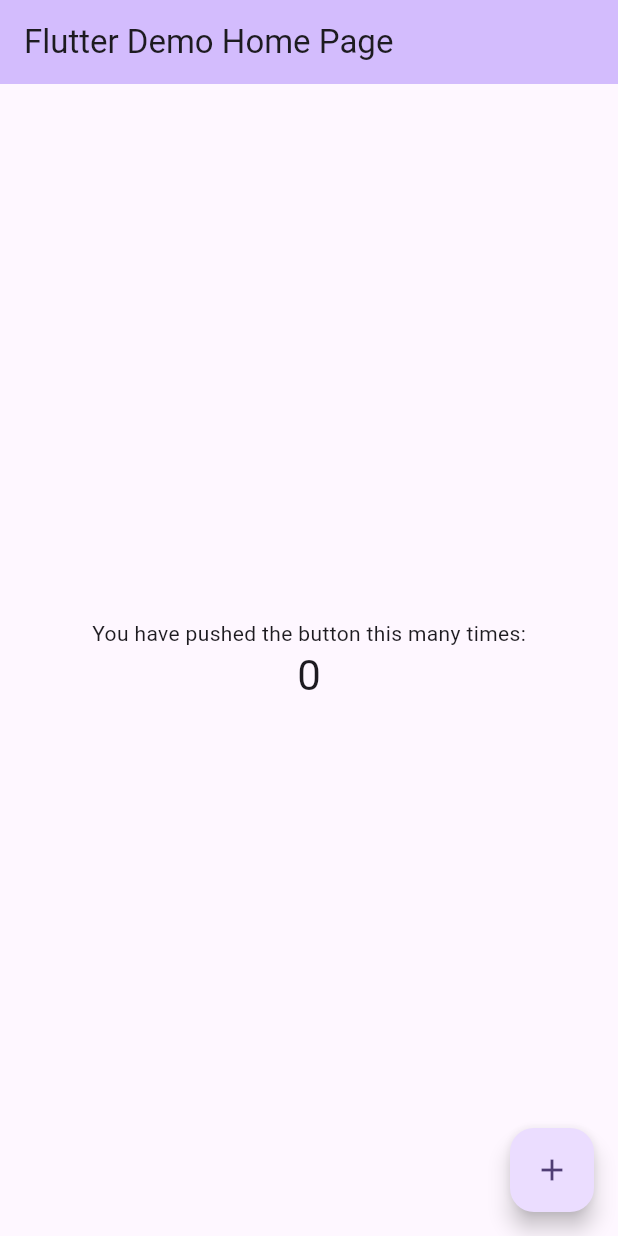
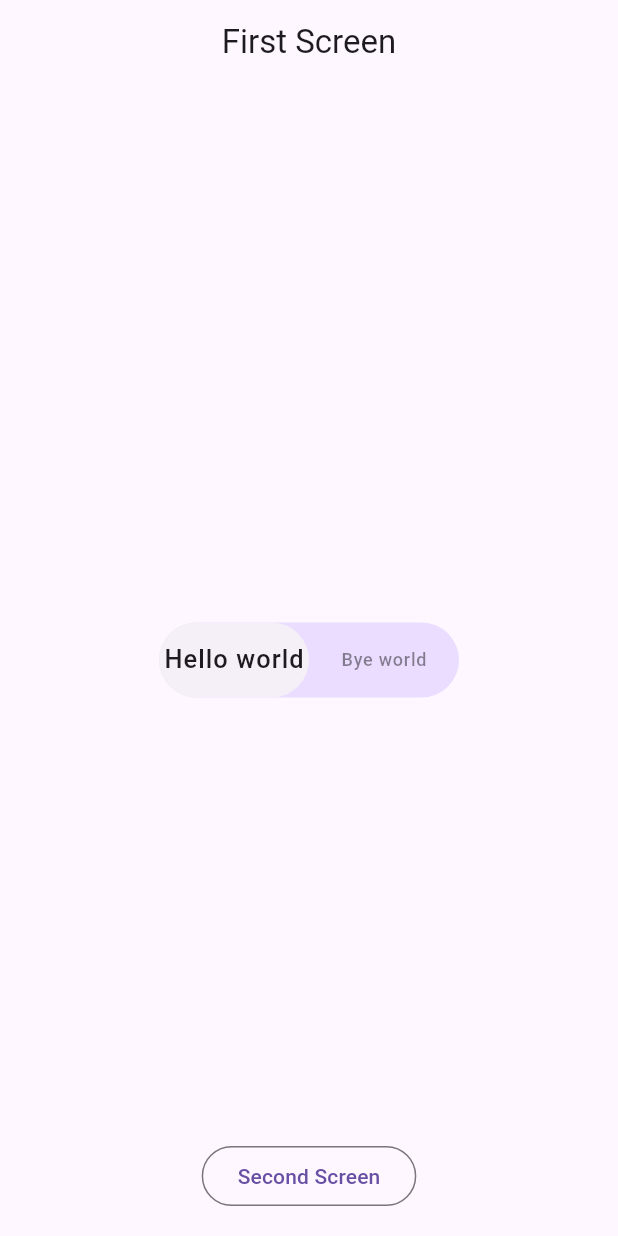
Before and after one commit to Artem-Neludimi/test_task_theme_switch, a Flutter app: the screen it shows after launch, on a phone screen of 412 x 824 dp. Run offline on Flutter 3.47's test engine with Material 2 defaults, Android fonts, the phone set to English and light mode, and no system bars; drawn by our look-alikes of animated_toggle_switch; our stand-ins replace get_it.

Commit message:
layout theming logging
2 screens layout, switch button, light dark mode, logging

```diff
--- /dev/null
+++ b/lib/locator.dart
@@ -0,0 +1,9 @@
+import 'package:get_it/get_it.dart';
+
+import 'models/logger.dart';
+
+GetIt getIt = GetIt.instance;
+
+Future<void> setupServiceLocator() async {
+  getIt.registerSingleton<Logger>(Logger());
+}
--- a/lib/main.dart
+++ b/lib/main.dart
@@ -1,7 +1,22 @@
 import 'package:flutter/material.dart';
+import 'package:test_task_theme_switch/ui/providers/theme_provider.dart';
+import 'package:test_task_theme_switch/ui/screens/first_screen.dart';
+import 'package:provider/provider.dart';
 
-void main() {
-  runApp(const MyApp());
+import 'locator.dart';
+
+void main() async {
+  WidgetsFlutterBinding.ensureInitialized();
+  await setupServiceLocator();
+
+  runApp(
+    MultiProvider(
+      providers: [
+        ChangeNotifierProvider(create: (ctx) => ThemeProvider()),
+      ],
+      child: const MyApp(),
+    ),
+  );
 }
 
 class MyApp extends StatelessWidget {
@@ -11,59 +26,8 @@ class MyApp extends StatelessWidget {
   Widget build(BuildContext context) {
     return MaterialApp(
       title: 'Flutter Demo',
-      theme: ThemeData(
-        colorScheme: ColorScheme.fromSeed(seedColor: Colors.deepPurple),
-        useMaterial3: true,
-      ),
-      home: const MyHomePage(title: 'Flutter Demo Home Page'),
+      theme: Provider.of<ThemeProvider>(context).currentTheme,
+      home: const FirstScreen(),
     );
   }
 }
-
-class MyHomePage extends StatefulWidget {
-  const MyHomePage({super.key, required this.title});
-
-  final String title;
-
-  @override
-  State<MyHomePage> createState() => _MyHomePageState();
-}
-
-class _MyHomePageState extends State<MyHomePage> {
-  int _counter = 0;
-
-  void _incrementCounter() {
-    setState(() {
-      _counter++;
-    });
-  }
-
-  @override
-  Widget build(BuildContext context) {
-    return Scaffold(
-      appBar: AppBar(
-        backgroundColor: Theme.of(context).colorScheme.inversePrimary,
-        title: Text(widget.title),
-      ),
-      body: Center(
-        child: Column(
-          mainAxisAlignment: MainAxisAlignment.center,
-          children: <Widget>[
-            const Text(
-              'You have pushed the button this many times:',
-            ),
-            Text(
-              '$_counter',
-              style: Theme.of(context).textTheme.headlineMedium,
-            ),
-          ],
-        ),
-      ),
-      floatingActionButton: FloatingActionButton(
-        onPressed: _incrementCounter,
-        tooltip: 'Increment',
-        child: const Icon(Icons.add),
-      ),
-    );
-  }
-}
--- /dev/null
+++ b/lib/models/logger.dart
@@ -0,0 +1,12 @@
+import 'dart:developer';
+
+class Logger {
+  final _logs = <Map<String, String>>[];
+
+  List<Map<String, String>> get logs => _logs;
+
+  void themeLog({required String timestamp, required String theme}) {
+    _logs.add({timestamp: theme});
+    log('$timestamp $theme');
+  }
+}
--- /dev/null
+++ b/lib/ui/providers/theme_provider.dart
@@ -0,0 +1,24 @@
+import 'package:flutter/material.dart';
+
+import '../../locator.dart';
+import '../../models/logger.dart';
+import '../theme/app_theme.dart';
+
+class ThemeProvider extends ChangeNotifier {
+  var _currentTheme = AppTheme.light;
+
+  ThemeData get currentTheme => _currentTheme;
+  bool get isDarkMode => _currentTheme == AppTheme.dark;
+
+  void themeSwitch() {
+    if (_currentTheme == AppTheme.light) {
+      _currentTheme = AppTheme.dark;
+    } else {
+      _currentTheme = AppTheme.light;
+    }
+    getIt<Logger>().themeLog(
+        timestamp: DateTime.now().toIso8601String(),
+        theme: _currentTheme.brightness.toString());
+    notifyListeners();
+  }
+}
--- /dev/null
+++ b/lib/ui/screens/first_screen.dart
@@ -0,0 +1,65 @@
+import 'package:flutter/material.dart';
+import 'package:animated_toggle_switch/animated_toggle_switch.dart';
+import 'package:provider/provider.dart';
+import 'package:test_task_theme_switch/ui/providers/theme_provider.dart';
+import 'package:test_task_theme_switch/ui/screens/second_screen.dart';
+
+class FirstScreen extends StatefulWidget {
+  const FirstScreen({super.key});
+
+  @override
+  State<FirstScreen> createState() => _FirstScreenState();
+}
+
+class _FirstScreenState extends State<FirstScreen> {
+  int switchValue = 0;
+
+  @override
+  Widget build(BuildContext context) {
+    final theme = Theme.of(context);
+
+    return Scaffold(
+      appBar: AppBar(
+        centerTitle: true,
+        title: const Text('First Screen'),
+      ),
+      body: Center(
+        child: AnimatedToggleSwitch<int>.size(
+          current: switchValue,
+          animationDuration: const Duration(milliseconds: 200),
+          values: const [0, 1],
+          indicatorSize: const Size.fromWidth(100),
+          iconAnimationType: AnimationType.onHover,
+          indicatorAnimationType: AnimationType.onHover,
+          iconBuilder: (value, size) {
+            return Center(
+              child: Text(
+                value == 0 ? 'Hello world' : 'Bye world',
+                style: theme.textTheme.labelMedium,
+              ),
+            );
+          },
+          innerColor: theme.colorScheme.primaryContainer,
+          borderWidth: 0.0,
+          borderColor: Colors.transparent,
+          colorBuilder: (i) => theme.colorScheme.onInverseSurface,
+          onChanged: (i) {
+            Provider.of<ThemeProvider>(context, listen: false).themeSwitch();
+            setState(() => switchValue = i);
+          },
+        ),
+      ),
+      floatingActionButtonLocation: FloatingActionButtonLocation.centerFloat,
+      floatingActionButton: OutlinedButton(
+        onPressed: () {
+          Navigator.of(context).push(
+            MaterialPageRoute(
+              builder: (context) => const SecondScreen(),
+            ),
+          );
+        },
+        child: const Text('Second Screen'),
+      ),
+    );
+  }
+}
--- /dev/null
+++ b/lib/ui/theme/app_theme.dart
@@ -0,0 +1,6 @@
+import 'package:flutter/material.dart';
+
+class AppTheme {
+  static final light = ThemeData.light(useMaterial3: true).copyWith();
+  static final dark = ThemeData.dark(useMaterial3: true).copyWith();
+}
--- a/pubspec.yaml
+++ b/pubspec.yaml
@@ -13,6 +13,9 @@ dependencies:
   flutter:
     sdk: flutter
   cupertino_icons: ^1.0.2
+  provider: ^6.0.5
+  get_it: ^7.6.0
+  animated_toggle_switch: ^0.6.2
 
 dev_dependencies:
   flutter_test:
```
Also changed, not shown: lib/ui/screens/second_screen.dart (added, +32 -0 lines), pubspec.lock.
